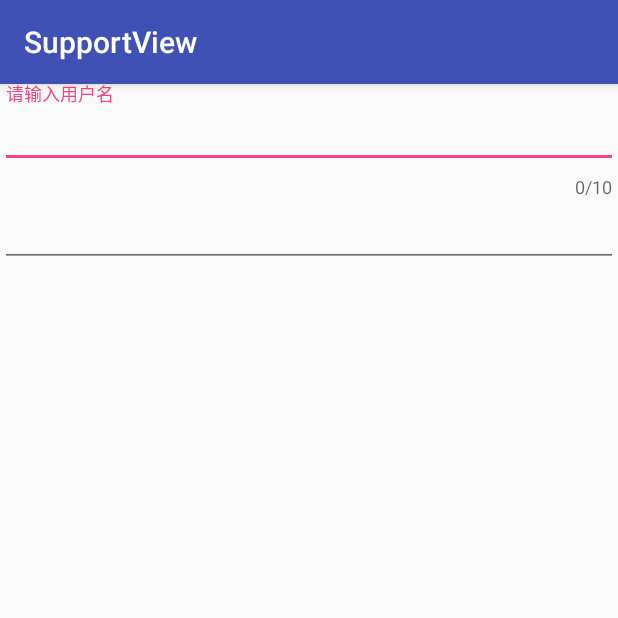
After one commit to towserLog/DailyView, an Android app: the LoginActivity screen opened directly, with no data from a screen before it, on a phone screen of 412 x 824 dp, the top half of it. The commit adds this screen. Run offline under Robolectric (Android 15) with nearby library versions, the phone set to English and light mode, and no system bars; our stand-ins replace ButterKnife.

Commit message:
1增加登录界面，学习TextInputLayout特性 2增加mediaplayer界面，学习mediaplayer播放网络音频，配合surfaceview播放网络视频

```diff
--- /dev/null
+++ b/SupportView/src/main/java/io/paizi/supportview/ui/activity/LoginActivity.java
@@ -0,0 +1,71 @@
+package io.paizi.supportview.ui.activity;
+
+import android.os.Bundle;
+import android.support.annotation.Nullable;
+import android.support.design.widget.TextInputLayout;
+import android.text.Editable;
+import android.text.TextWatcher;
+import android.widget.EditText;
+
+import butterknife.BindView;
+import butterknife.ButterKnife;
+import io.paizi.supportview.R;
+import io.paizi.supportview.app.BaseActivity;
+
+/**
+ * Created by pai on 2017/1/25.
+ * 演示TextInputLayout的使用
+ */
+
+public class LoginActivity extends BaseActivity {
+    @BindView(R.id.text_input_layout)
+    TextInputLayout textInputLayout;
+
+    @BindView(R.id.view_account_edit)
+    EditText viewAccountEdit;
+
+    @BindView(R.id.view_pwd_edit)
+    EditText viewPwdEdit;
+
+    @Override
+    protected void onCreate(@Nullable Bundle savedInstanceState) {
+        super.onCreate(savedInstanceState);
+        setContentView(R.layout.activity_login);
+        ButterKnife.bind(this);
+
+        textInputLayout.setCounterMaxLength(10);
+        textInputLayout.setCounterEnabled(true);
+        String errorMsg = getResources().getString(R.string.accunt_error);
+        textInputLayout.getEditText().addTextChangedListener(new MyTextWatcher(textInputLayout, errorMsg));
+    }
+
+    class MyTextWatcher implements TextWatcher {
+        private TextInputLayout mTextInputLayout;
+        private String mErrorMsg;
+
+        public MyTextWatcher(TextInputLayout textInputLayout, String errorMsg) {
+            mTextInputLayout = textInputLayout;
+            mErrorMsg = errorMsg;
+        }
+
+        @Override
+        public void beforeTextChanged(CharSequence s, int start, int count, int after) {
+
+        }
+
+        @Override
+        public void onTextChanged(CharSequence s, int start, int before, int count) {
+
+        }
+
+        @Override
+        public void afterTextChanged(Editable s) {
+            if(s.length() > mTextInputLayout.getCounterMaxLength()){
+                textInputLayout.setErrorEnabled(true);
+                textInputLayout.setError(mErrorMsg);
+            }else{
+                textInputLayout.setErrorEnabled(false);
+            }
+        }
+    }
+}
--- /dev/null
+++ b/SupportView/src/main/res/layout/activity_login.xml
@@ -0,0 +1,21 @@
+<?xml version="1.0" encoding="utf-8"?>
+<LinearLayout xmlns:android="http://schemas.android.com/apk/res/android"
+    android:orientation="vertical"
+    android:layout_width="match_parent"
+    android:layout_height="match_parent">
+    <android.support.design.widget.TextInputLayout
+        android:id="@+id/text_input_layout"
+        android:layout_width="match_parent"
+        android:layout_height="wrap_content">
+        <EditText
+            android:id="@+id/view_account_edit"
+            android:layout_width="match_parent"
+            android:layout_height="wrap_content"
+            android:hint="@string/accunt_hint"/>
+    </android.support.design.widget.TextInputLayout>
+
+    <android.support.design.widget.TextInputEditText
+        android:id="@+id/view_pwd_edit"
+        android:layout_width="match_parent"
+        android:layout_height="wrap_content" />
+</LinearLayout>
--- a/SupportView/src/main/res/values/strings.xml
+++ b/SupportView/src/main/res/values/strings.xml
@@ -2,6 +2,12 @@
     <string name="app_name">SupportView</string>
     <string name="drag_top">dragtop</string>
     <string name="swipe">swipe_recycle</string>
+    <string name="login">登录</string>
+    <string name="mediaplayr">mediaplayr</string>
+
+
+    <string name="start">开始</string>
+    <string name="pause">暂停</string>
 
     <string name="vip">了解会员特权</string>
     <string name="wifi">仅Wi-Fi联网</string>
@@ -9,4 +15,7 @@
     <string name="message">消息</string>
     <string name="theme">主题</string>
     <string name="about">关于</string>
+
+    <string name="accunt_hint">请输入用户名</string>
+    <string name="accunt_error">应户名应小于10个字符</string>
 </resources>
```
Also changed, not shown: SupportView/src/main/AndroidManifest.xml (+10 -0 lines), SupportView/src/main/java/io/paizi/supportview/ui/activity/MainActivity.java (+8 -0 lines), SupportView/src/main/java/io/paizi/supportview/ui/activity/MediaPlayerActivity.java (added, +190 -0 lines), SupportView/src/main/res/layout/activity_main.xml (+17 -1 lines), SupportView/src/main/res/layout/activity_mediaplayer.xml (added, +36 -0 lines), 1 other file.
